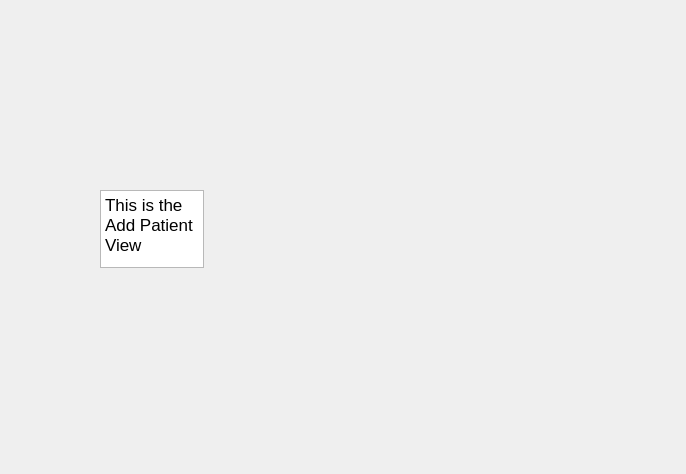
The window that ui/addpatient.ui (creativepsyco/panex-client) describes before a commit, drawn with Qt 5.
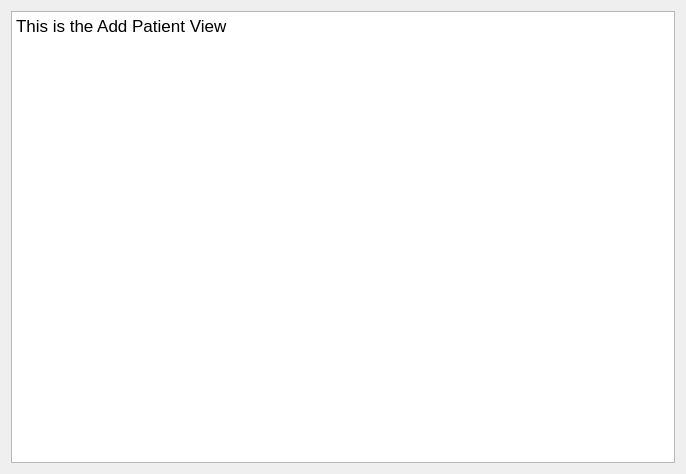
The same window after the commit.

Commit message: patient view modifications

Diff of the .ui file:
```diff
--- a/ui/addpatient.ui
+++ b/ui/addpatient.ui
@@ -10,18 +10,18 @@
     <height>474</height>
    </rect>
   </property>
+  <property name="sizePolicy">
+   <sizepolicy hsizetype="Expanding" vsizetype="Expanding">
+    <horstretch>0</horstretch>
+    <verstretch>0</verstretch>
+   </sizepolicy>
+  </property>
   <property name="windowTitle">
    <string>Form</string>
   </property>
+  <layout class="QGridLayout" name="gridLayout">
+   <item row="0" column="0">
   <widget class="QTextEdit" name="textEdit">
-   <property name="geometry">
-    <rect>
-     <x>100</x>
-     <y>190</y>
-     <width>104</width>
-     <height>78</height>
-    </rect>
-   </property>
    <property name="html">
     <string>&lt;!DOCTYPE HTML PUBLIC &quot;-//W3C//DTD HTML 4.0//EN&quot; &quot;http://www.w3.org/TR/REC-html40/strict.dtd&quot;&gt;
 &lt;html&gt;&lt;head&gt;&lt;meta name=&quot;qrichtext&quot; content=&quot;1&quot; /&gt;&lt;style type=&quot;text/css&quot;&gt;
@@ -30,6 +30,8 @@
 &lt;p style=&quot; margin-top:0px; margin-bottom:0px; margin-left:0px; margin-right:0px; -qt-block-indent:0; text-indent:0px;&quot;&gt;This is the Add Patient View&lt;/p&gt;&lt;/body&gt;&lt;/html&gt;</string>
    </property>
   </widget>
+   </item>
+  </layout>
  </widget>
  <resources/>
  <connections/>
```
Lines whose indentation alone changed are shown as unchanged.
